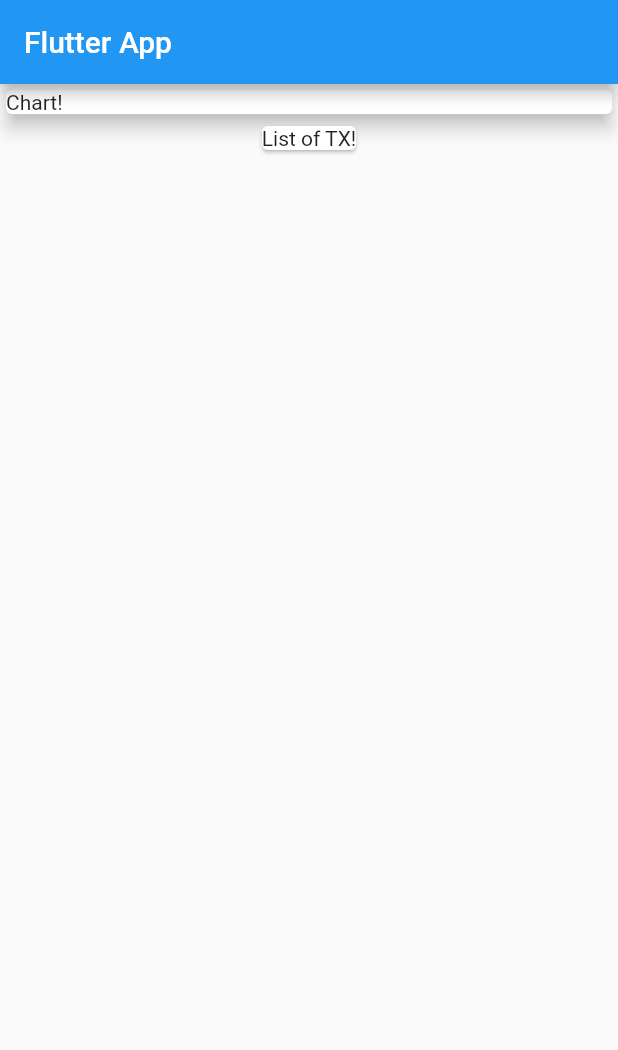
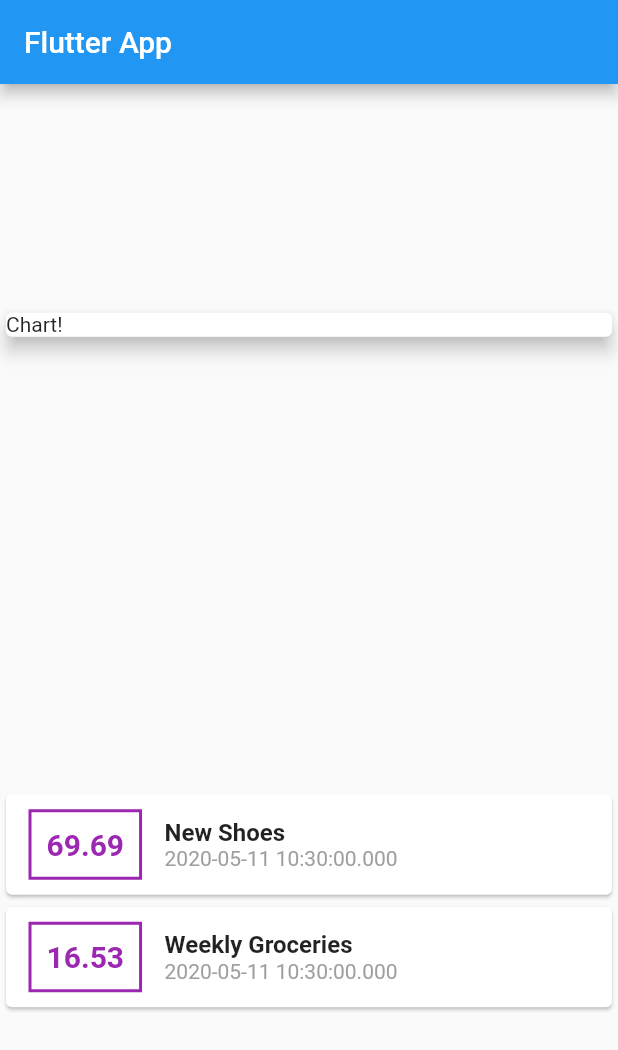
Before and after one commit to SusanGuy/ExpensePlanner, a Flutter app: the screen it shows after launch, on a phone screen of 412 x 824 dp. Shown: the top 1050 px of the screen. Run offline on Flutter 3.47's test engine with Material 2 defaults, Android fonts, the phone set to English and light mode, and no system bars.

Commit message:
Styling done for transaction row and title

```diff
--- a/lib/main.dart
+++ b/lib/main.dart
@@ -1,4 +1,5 @@
 import 'package:flutter/material.dart';
+import "./transaction.dart";
 
 void main() => runApp(MyApp());
 
@@ -10,11 +11,28 @@ class MyApp extends StatelessWidget {
 }
 
 class MyHomePage extends StatelessWidget {
+  final List<Transaction> transactions = [
+    Transaction(
+      id: 't1',
+      title: "New Shoes",
+      amount: 69.69,
+      date: DateTime.now(),
+    ),
+    Transaction(
+      id: 't2',
+      title: "Weekly Groceries",
+      amount: 16.53,
+      date: DateTime.now(),
+    )
+  ];
   @override
   Widget build(BuildContext context) {
     return Scaffold(
         appBar: AppBar(title: Text('Flutter App')),
-        body: Column(children: <Widget>[
+        body: Column(
+            mainAxisAlignment: MainAxisAlignment.spaceAround,
+            crossAxisAlignment: CrossAxisAlignment.stretch,
+            children: <Widget>[
               Container(
                 width: double.infinity,
                 child: Card(
@@ -24,7 +42,38 @@ class MyHomePage extends StatelessWidget {
                   elevation: 5,
                 ),
               ),
-          Card(child: Text("List of TX!"))
+              Column(
+                  children: transactions.map((tx) {
+                return Card(
+                    child: Row(
+                  children: <Widget>[
+                    Container(
+                      padding: EdgeInsets.all(10),
+                      margin:
+                          EdgeInsets.symmetric(vertical: 10, horizontal: 15),
+                      decoration: BoxDecoration(
+                          border: Border.all(
+                        color: Colors.purple,
+                        width: 2,
+                      )),
+                      child: Text(tx.amount.toString(),
+                          style: TextStyle(
+                              fontWeight: FontWeight.bold,
+                              fontSize: 20,
+                              color: Colors.purple)),
+                    ),
+                    Column(
+                        crossAxisAlignment: CrossAxisAlignment.start,
+                        children: <Widget>[
+                          Text(tx.title,
+                              style: TextStyle(
+                                  fontSize: 16, fontWeight: FontWeight.bold)),
+                          Text(tx.date.toString(),
+                              style: TextStyle(color: Colors.grey))
+                        ])
+                  ],
+                ));
+              }).toList())
             ]));
   }
 }
--- /dev/null
+++ b/lib/transaction.dart
@@ -0,0 +1,14 @@
+import "package:flutter/foundation.dart";
+
+class Transaction {
+  final String id;
+  final String title;
+  final double amount;
+  final DateTime date;
+
+  Transaction(
+      {@required this.id,
+      @required this.title,
+      @required this.amount,
+      @required this.date});
+}
```
Lines whose indentation alone changed are shown as unchanged.
